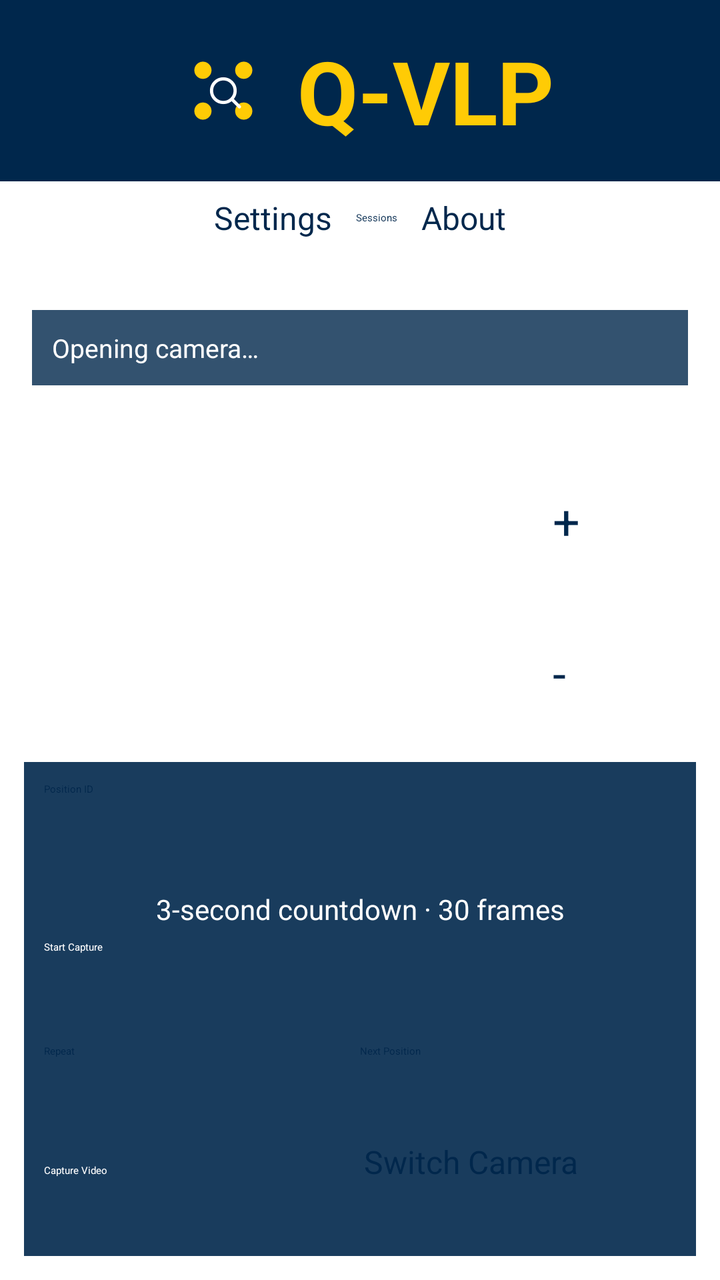
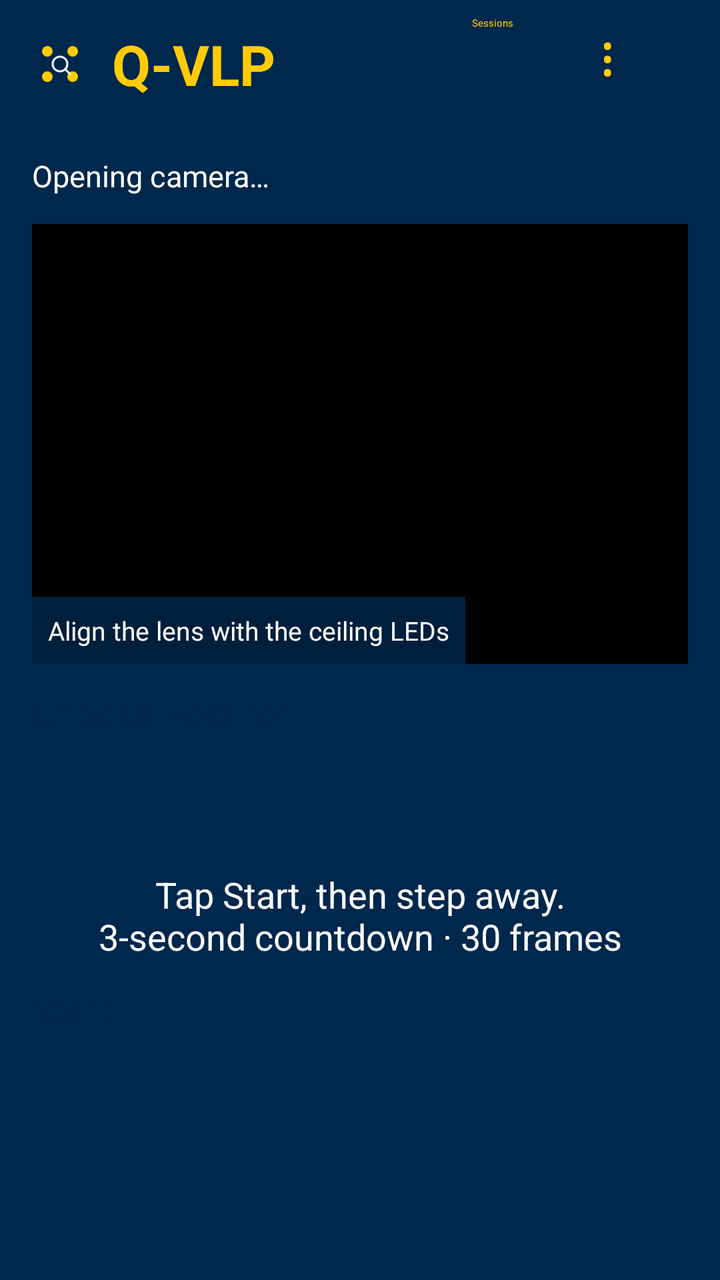

Compare the two renders of this Android layout. The source of the first and the diff that turns it into the second are given below.
<!-- AndroidManifest.xml: activity theme Theme.App.Starting -->
<!-- res/layout/activity_main.xml -->
<?xml version="1.0" encoding="utf-8"?>
<FrameLayout xmlns:android="http://schemas.android.com/apk/res/android"
    xmlns:tools="http://schemas.android.com/tools"
    android:id="@+id/preview_frame"
    android:layout_width="match_parent"
    android:layout_height="match_parent"
    tools:context=".MainActivity">

    
    <TextureView
        android:id="@+id/viewFinder"
        android:layout_width="match_parent"
        android:layout_height="match_parent" />


    <LinearLayout
        android:id="@+id/title_container"
        android:focusable="true"
        android:contentDescription="@string/open_project_website"
        android:foreground="?android:attr/selectableItemBackground"
        android:layout_width="match_parent"
        android:layout_height="wrap_content"
        android:orientation="horizontal"
        android:gravity="center"
        android:background="@color/darkBlue"
        android:paddingTop="16dp"
        android:paddingBottom="16dp"
        android:elevation="4dp">

        
        <ImageView
            android:id="@+id/iconImageButton"
            android:layout_width="58dp"
            android:layout_height="58dp"
            android:background="@android:color/transparent"
            android:src="@drawable/qvlp_icon"
            android:scaleType="fitCenter"
            android:adjustViewBounds="true"
            android:contentDescription="@string/app_logo_description" />

        
        <TextView
            android:id="@+id/titleText"
            android:layout_width="wrap_content"
            android:layout_height="wrap_content"
            android:text="@string/app_name"
            android:textSize="44sp"
            android:textColor="@color/yellow"
            android:textStyle="bold"
            android:gravity="center"
            android:paddingStart="8dp" />
    </LinearLayout>

    
    <LinearLayout
        android:id="@+id/top_controls_container"
        android:layout_width="match_parent"
        android:layout_height="wrap_content"
        android:orientation="horizontal"
        android:gravity="center"
        android:layout_gravity="top|center_horizontal"
        android:layout_marginTop="90dp">

        
        <LinearLayout
            android:id="@+id/settings_about_container"
            android:layout_width="wrap_content"
            android:layout_height="wrap_content"
            android:orientation="horizontal"
            android:gravity="center">

            
            <Button
                android:id="@+id/settingsButton"
                android:layout_width="wrap_content"
                android:layout_height="wrap_content"
                android:text="@string/settings"
                android:textSize="16sp"
                android:layout_margin="8dp"
                android:backgroundTint="@color/yellow"
                android:textColor="@color/darkBlue"
                android:elevation="2dp" />

            <Button
                android:id="@+id/sessionsButton"
                android:layout_width="wrap_content"
                android:layout_height="wrap_content"
                android:text="@string/sessions"
                android:layout_margin="4dp"
                android:backgroundTint="@color/yellow"
                android:textColor="@color/darkBlue" />

            
            <Button
                android:id="@+id/aboutButton"
                android:layout_width="wrap_content"
                android:layout_height="wrap_content"
                android:text="@string/about"
                android:textSize="16sp"
                android:layout_margin="8dp"
                android:layout_marginEnd="16dp"
                android:backgroundTint="@color/yellow"
                android:textColor="@color/darkBlue"
                android:elevation="2dp" />
        </LinearLayout>
    </LinearLayout>

    <TextView
        android:id="@+id/captureStatus"
        android:layout_width="match_parent"
        android:layout_height="wrap_content"
        android:layout_gravity="top"
        android:layout_marginTop="155dp"
        android:layout_marginStart="16dp"
        android:layout_marginEnd="16dp"
        android:padding="10dp"
        android:background="#CC00274C"
        android:text="@string/camera_starting"
        android:textColor="@android:color/white"
        android:textSize="13sp" />

    
    <LinearLayout
        android:id="@+id/zoom_button_container"
        android:layout_width="75dp"
        android:layout_height="wrap_content"
        android:layout_gravity="end|center_vertical"
        android:layout_marginEnd="16dp"
        android:gravity="center"
        android:orientation="vertical">

        
        <Button
            android:id="@+id/zoomInButton"
            android:layout_width="60dp"
            android:layout_height="60dp"
            android:layout_marginBottom="16dp"
            android:backgroundTint="@color/yellow"
            android:elevation="2dp"
            android:text="+"
            android:textColor="@color/darkBlue"
            android:textSize="24sp" />

        
        <Button
            android:id="@+id/zoomOutButton"
            android:layout_width="60dp"
            android:layout_height="60dp"
            android:layout_marginBottom="16dp"
            android:backgroundTint="@color/yellow"
            android:elevation="2dp"
            android:text="-"
            android:textColor="@color/darkBlue"
            android:textSize="24sp" />
    </LinearLayout>

    
    <LinearLayout
        android:id="@+id/button_container"
        android:layout_width="match_parent"
        android:layout_height="wrap_content"
        android:orientation="vertical"
        android:gravity="center"
        android:layout_gravity="center_horizontal|bottom"
        android:layout_margin="12dp"
        android:padding="10dp"
        android:background="#E600274C">

        <Button android:id="@+id/positionButton"
            android:layout_width="match_parent" android:layout_height="48dp"
            android:text="@string/position_id" android:textAllCaps="false"
            android:backgroundTint="@color/yellow" android:textColor="@color/darkBlue" />
        <TextView android:id="@+id/burstStatus"
            android:layout_width="match_parent" android:layout_height="wrap_content"
            android:padding="6dp" android:gravity="center"
            android:text="@string/capture_workflow" android:textColor="@android:color/white"
            android:textSize="14sp" android:maxLines="3" android:ellipsize="end" />
        <Button android:id="@+id/startCaptureButton"
            android:layout_width="match_parent" android:layout_height="52dp"
            android:text="@string/start_capture" android:backgroundTint="@color/green"
            android:textColor="@android:color/white" />
        <LinearLayout android:layout_width="match_parent" android:layout_height="wrap_content"
            android:orientation="horizontal">
            <Button android:id="@+id/repeatCaptureButton"
                android:layout_width="0dp" android:layout_weight="1" android:layout_height="48dp"
                android:text="@string/repeat_capture" android:backgroundTint="@color/yellow"
                android:textColor="@color/darkBlue" />
            <Button android:id="@+id/nextPositionButton"
                android:layout_width="0dp" android:layout_weight="1" android:layout_height="48dp"
                android:text="@string/next_position" android:backgroundTint="@color/yellow"
                android:textColor="@color/darkBlue" />
        </LinearLayout>
        <LinearLayout android:layout_width="match_parent" android:layout_height="wrap_content"
            android:orientation="horizontal">

        
        <Button
            android:id="@+id/startRecordingButton"
            android:layout_width="0dp"
            android:layout_weight="1"
            android:layout_height="48dp"
            android:backgroundTint="@color/green"
            android:elevation="2dp"
            android:text="@string/capture_video"
            android:textColor="@android:color/white"
            android:layout_marginEnd="4dp" />


        <Button
            android:id="@+id/switchCameraButton"
            android:layout_width="0dp"
            android:layout_weight="1"
            android:layout_height="48dp"
            android:text="@string/switch_camera"
            android:textColor="@color/darkBlue"
            android:textSize="16sp"
            android:backgroundTint="@color/yellow"
            android:elevation="2dp" />
        </LinearLayout>
    </LinearLayout>

</FrameLayout>
<!-- resources referenced by this layout -->
<resources>
  <color name="darkBlue">#00274C</color>
  <color name="green">#006600</color>
  <color name="yellow">#FFCB05</color>
  <!-- drawable qvlp_icon (drawable) -->
  <vector xmlns:android="http://schemas.android.com/apk/res/android"
      android:width="108dp" android:height="108dp"
      android:viewportWidth="108" android:viewportHeight="108">
      <path android:fillColor="#00274C" android:pathData="M0,0h108v108h-108z" />
      <path android:fillColor="#FFCB05"
          android:pathData="M35,27a8,8 0,1 0,0 16a8,8 0,1 0,0 -16M73,27a8,8 0,1 0,0 16a8,8 0,1 0,0 -16M35,65a8,8 0,1 0,0 16a8,8 0,1 0,0 -16M73,65a8,8 0,1 0,0 16a8,8 0,1 0,0 -16" />
      <path android:fillColor="#00000000" android:strokeColor="#FFFFFF"
          android:strokeWidth="3" android:strokeLineCap="round"
          android:pathData="M54,43a11,11 0,1 0,0 22a11,11 0,1 0,0 -22M62,62L69,69" />
  </vector>
  <string name="about">About</string>
  <string name="app_logo_description">Q-VLP logo</string>
  <string name="app_name">Q-VLP</string>
  <string name="camera_starting">Opening camera…</string>
  <string name="capture_video">Capture Video</string>
  <string name="capture_workflow">3-second countdown · 30 frames</string>
  <string name="next_position">Next Position</string>
  <string name="open_project_website">Open Q-VLP project website</string>
  <string name="position_id">Position ID</string>
  <string name="repeat_capture">Repeat</string>
  <string name="sessions">Sessions</string>
  <string name="settings">Settings</string>
  <string name="start_capture">Start Capture</string>
  <string name="switch_camera">Switch Camera</string>
  <style name="Theme.App.Starting" parent="Theme.SplashScreen">
          <item name="windowSplashScreenBackground">@color/darkBlue</item>
          <item name="windowSplashScreenAnimatedIcon">@drawable/qvlp_icon</item>
          <item name="windowSplashScreenAnimationDuration">200</item>
          <item name="postSplashScreenTheme">@style/Theme.QVLP</item>
      </style>
  <style name="Theme.QVLP" parent="Base.Theme.QVLP" />
  <style name="Base.Theme.QVLP" parent="Theme.Material3.DayNight.NoActionBar">
          
          <item name="colorPrimary">@color/darkBlue</item>
          <item name="alertDialogTheme">@style/ThemeOverlay.QVLP.PreferenceDialog</item>
      </style>
  <!-- drawable dialog_surface_background (drawable) -->
  <?xml version="1.0" encoding="utf-8"?>
  <shape xmlns:android="http://schemas.android.com/apk/res/android" android:shape="rectangle">
      <solid android:color="@color/dialog_surface" />
      <corners android:radius="24dp" />
  </shape>
  <color name="dialog_surface">#F5F7FA</color>
  <color name="dialog_text_primary">#172B4D</color>
  <color name="dialog_accent">#00274C</color>
  <color name="dialog_outline">#61758A</color>
  <color name="dialog_selection">#3300274C</color>
  <color name="dialog_text_secondary">#43546A</color>
  <style name="Widget.QVLP.DialogButton" parent="Widget.AppCompat.Button.ButtonBar.AlertDialog">
          <item name="android:textColor">@color/dialog_action_text</item>
          <item name="android:textAllCaps">false</item>
          <item name="android:minHeight">48dp</item>
      </style>
  <!-- unchanged entries left out for length: 1 -->
</resources>

<!-- the commit's change to res/layout/activity_main.xml (unified diff, before → after) -->
@@ -1,222 +1,80 @@
 <?xml version="1.0" encoding="utf-8"?>
-<FrameLayout xmlns:android="http://schemas.android.com/apk/res/android"
-    xmlns:tools="http://schemas.android.com/tools"
-    android:id="@+id/preview_frame"
-    android:layout_width="match_parent"
-    android:layout_height="match_parent"
-    tools:context=".MainActivity">
-
-    
-    <TextureView
-        android:id="@+id/viewFinder"
-        android:layout_width="match_parent"
-        android:layout_height="match_parent" />
-
-
-    <LinearLayout
-        android:id="@+id/title_container"
-        android:focusable="true"
-        android:contentDescription="@string/open_project_website"
-        android:foreground="?android:attr/selectableItemBackground"
-        android:layout_width="match_parent"
-        android:layout_height="wrap_content"
-        android:orientation="horizontal"
-        android:gravity="center"
-        android:background="@color/darkBlue"
-        android:paddingTop="16dp"
-        android:paddingBottom="16dp"
-        android:elevation="4dp">
-
-        
-        <ImageView
-            android:id="@+id/iconImageButton"
-            android:layout_width="58dp"
-            android:layout_height="58dp"
-            android:background="@android:color/transparent"
-            android:src="@drawable/qvlp_icon"
-            android:scaleType="fitCenter"
-            android:adjustViewBounds="true"
-            android:contentDescription="@string/app_logo_description" />
-
-        
-        <TextView
-            android:id="@+id/titleText"
-            android:layout_width="wrap_content"
-            android:layout_height="wrap_content"
-            android:text="@string/app_name"
-            android:textSize="44sp"
-            android:textColor="@color/yellow"
-            android:textStyle="bold"
-            android:gravity="center"
-            android:paddingStart="8dp" />
+<LinearLayout xmlns:android="http://schemas.android.com/apk/res/android"
+    android:layout_width="match_parent" android:layout_height="match_parent"
+    android:background="@color/darkBlue" android:orientation="vertical">
+    <LinearLayout android:layout_width="match_parent" android:layout_height="wrap_content"
+        android:gravity="center_vertical" android:minHeight="64dp" android:paddingHorizontal="12dp">
+        <LinearLayout android:id="@+id/title_container" android:layout_width="0dp"
+            android:layout_weight="1" android:layout_height="wrap_content" android:minHeight="56dp"
+            android:orientation="horizontal" android:gravity="center_vertical" android:focusable="true"
+            android:contentDescription="@string/open_project_website"
+            android:foreground="?android:attr/selectableItemBackground">
+            <ImageView android:layout_width="36dp" android:layout_height="36dp"
+                android:src="@drawable/qvlp_icon" android:importantForAccessibility="no" />
+            <TextView android:layout_width="0dp" android:layout_weight="1" android:layout_height="wrap_content"
+                android:maxLines="1" android:ellipsize="end"
+                android:text="@string/app_name" android:textSize="28sp" android:textStyle="bold"
+                android:textColor="@color/yellow" android:paddingStart="8dp" android:paddingEnd="4dp" />
+        </LinearLayout>
+        <Button android:id="@+id/sessionsButton" style="?android:attr/borderlessButtonStyle"
+            android:layout_width="wrap_content" android:layout_height="wrap_content" android:minHeight="48dp"
+            android:minWidth="64dp" android:text="@string/sessions" android:textAllCaps="false"
+            android:textColor="@color/yellow" />
+        <Button android:id="@+id/moreButton" style="?android:attr/borderlessButtonStyle"
+            android:layout_width="48dp" android:layout_height="wrap_content" android:minWidth="48dp"
+            android:minHeight="48dp" android:text="⋮" android:textSize="28sp"
+            android:contentDescription="@string/more_options" android:textColor="@color/yellow" />
     </LinearLayout>
-
-    
-    <LinearLayout
-        android:id="@+id/top_controls_container"
-        android:layout_width="match_parent"
-        android:layout_height="wrap_content"
-        android:orientation="horizontal"
-        android:gravity="center"
-        android:layout_gravity="top|center_horizontal"
-        android:layout_marginTop="90dp">
-
-        
-        <LinearLayout
-            android:id="@+id/settings_about_container"
-            android:layout_width="wrap_content"
-            android:layout_height="wrap_content"
-            android:orientation="horizontal"
-            android:gravity="center">
-
-            
-            <Button
-                android:id="@+id/settingsButton"
-                android:layout_width="wrap_content"
-                android:layout_height="wrap_content"
-                android:text="@string/settings"
-                android:textSize="16sp"
-                android:layout_margin="8dp"
-                android:backgroundTint="@color/yellow"
-                android:textColor="@color/darkBlue"
-                android:elevation="2dp" />
-
-            <Button
-                android:id="@+id/sessionsButton"
-                android:layout_width="wrap_content"
-                android:layout_height="wrap_content"
-                android:text="@string/sessions"
-                android:layout_margin="4dp"
-                android:backgroundTint="@color/yellow"
-                android:textColor="@color/darkBlue" />
-
-            
-            <Button
-                android:id="@+id/aboutButton"
-                android:layout_width="wrap_content"
-                android:layout_height="wrap_content"
-                android:text="@string/about"
-                android:textSize="16sp"
-                android:layout_margin="8dp"
-                android:layout_marginEnd="16dp"
-                android:backgroundTint="@color/yellow"
-                android:textColor="@color/darkBlue"
-                android:elevation="2dp" />
+    <ScrollView android:layout_width="match_parent" android:layout_height="0dp" android:layout_weight="1"
+        android:fillViewport="true">
+        <LinearLayout android:layout_width="match_parent" android:layout_height="wrap_content"
+            android:orientation="vertical" android:paddingHorizontal="16dp" android:paddingBottom="16dp">
+            <TextView android:id="@+id/captureStatus" android:layout_width="match_parent"
+                android:layout_height="wrap_content" android:minHeight="48dp" android:gravity="center_vertical"
+                android:text="@string/camera_starting" android:textColor="@android:color/white"
+                android:textSize="15sp" android:focusable="true" android:clickable="true"
+                android:foreground="?android:attr/selectableItemBackground" />
+            <FrameLayout android:layout_width="match_parent" android:layout_height="220dp"
+                android:background="@android:color/black">
+                <TextureView android:id="@+id/viewFinder" android:layout_width="match_parent"
+                    android:layout_height="match_parent" android:importantForAccessibility="no" />
+                <TextView android:layout_width="wrap_content" android:layout_height="wrap_content"
+                    android:layout_gravity="bottom|start" android:padding="8dp" android:background="#CC00274C"
+                    android:text="@string/preview_hint" android:textSize="13sp" android:textColor="@android:color/white" />
+            </FrameLayout>
+            <Button android:id="@+id/positionButton" android:layout_width="match_parent"
+                android:layout_height="wrap_content" android:minHeight="52dp" android:layout_marginTop="12dp"
+                android:text="@string/choose_position" android:textAllCaps="false"
+                android:backgroundTint="@color/yellow" android:textColor="@color/darkBlue" android:textSize="18sp" />
+            <TextView android:id="@+id/positionCoordinates" android:layout_width="match_parent"
+                android:layout_height="wrap_content" android:gravity="center" android:padding="4dp"
+                android:textColor="@android:color/white" android:textSize="14sp" />
+            <TextView android:id="@+id/burstStatus" android:layout_width="match_parent"
+                android:layout_height="wrap_content" android:gravity="center" android:paddingVertical="12dp"
+                android:text="@string/capture_workflow" android:textColor="@android:color/white"
+                android:textSize="18sp" android:accessibilityLiveRegion="polite" />
+            <ProgressBar android:id="@+id/captureProgress" style="?android:attr/progressBarStyleHorizontal"
+                android:layout_width="match_parent" android:layout_height="wrap_content"
+                android:max="30" android:visibility="gone" android:progressTint="@color/yellow" />
+            <Button android:id="@+id/startCaptureButton" android:layout_width="match_parent"
+                android:layout_height="wrap_content" android:minHeight="56dp" android:text="@string/start_capture"
+                android:textAllCaps="false" android:textSize="18sp"
+                android:backgroundTint="@color/yellow" android:textColor="@color/darkBlue" />
+            <Button android:id="@+id/resultDetailsButton" style="?android:attr/borderlessButtonStyle"
+                android:layout_width="match_parent" android:layout_height="wrap_content" android:minHeight="48dp"
+                android:text="@string/capture_details" android:textAllCaps="false" android:visibility="gone"
+                android:textColor="@color/yellow" />
+            <LinearLayout android:id="@+id/resultActions" android:layout_width="match_parent"
+                android:layout_height="wrap_content" android:orientation="horizontal" android:visibility="gone">
+                <Button android:id="@+id/repeatCaptureButton" android:layout_width="0dp"
+                    android:layout_weight="1" android:layout_height="wrap_content" android:minHeight="52dp"
+                    android:text="@string/repeat_capture" android:textAllCaps="false"
+                    android:backgroundTint="@color/yellow" android:textColor="@color/darkBlue" />
+                <Button android:id="@+id/nextPositionButton" android:layout_width="0dp"
+                    android:layout_weight="1" android:layout_height="wrap_content" android:minHeight="52dp"
+                    android:layout_marginStart="8dp" android:text="@string/next_position" android:textAllCaps="false"
+                    android:backgroundTint="@color/yellow" android:textColor="@color/darkBlue" />
+            </LinearLayout>
         </LinearLayout>
-    </LinearLayout>
-
-    <TextView
-        android:id="@+id/captureStatus"
-        android:layout_width="match_parent"
-        android:layout_height="wrap_content"
-        android:layout_gravity="top"
-        android:layout_marginTop="155dp"
-        android:layout_marginStart="16dp"
-        android:layout_marginEnd="16dp"
-        android:padding="10dp"
-        android:background="#CC00274C"
-        android:text="@string/camera_starting"
-        android:textColor="@android:color/white"
-        android:textSize="13sp" />
-
-    
-    <LinearLayout
-        android:id="@+id/zoom_button_container"
-        android:layout_width="75dp"
-        android:layout_height="wrap_content"
-        android:layout_gravity="end|center_vertical"
-        android:layout_marginEnd="16dp"
-        android:gravity="center"
-        android:orientation="vertical">
-
-        
-        <Button
-            android:id="@+id/zoomInButton"
-            android:layout_width="60dp"
-            android:layout_height="60dp"
-            android:layout_marginBottom="16dp"
-            android:backgroundTint="@color/yellow"
-            android:elevation="2dp"
-            android:text="+"
-            android:textColor="@color/darkBlue"
-            android:textSize="24sp" />
-
-        
-        <Button
-            android:id="@+id/zoomOutButton"
-            android:layout_width="60dp"
-            android:layout_height="60dp"
-            android:layout_marginBottom="16dp"
-            android:backgroundTint="@color/yellow"
-            android:elevation="2dp"
-            android:text="-"
-            android:textColor="@color/darkBlue"
-            android:textSize="24sp" />
-    </LinearLayout>
-
-    
-    <LinearLayout
-        android:id="@+id/button_container"
-        android:layout_width="match_parent"
-        android:layout_height="wrap_content"
-        android:orientation="vertical"
-        android:gravity="center"
-        android:layout_gravity="center_horizontal|bottom"
-        android:layout_margin="12dp"
-        android:padding="10dp"
-        android:background="#E600274C">
-
-        <Button android:id="@+id/positionButton"
-            android:layout_width="match_parent" android:layout_height="48dp"
-            android:text="@string/position_id" android:textAllCaps="false"
-            android:backgroundTint="@color/yellow" android:textColor="@color/darkBlue" />
-        <TextView android:id="@+id/burstStatus"
-            android:layout_width="match_parent" android:layout_height="wrap_content"
-            android:padding="6dp" android:gravity="center"
-            android:text="@string/capture_workflow" android:textColor="@android:color/white"
-            android:textSize="14sp" android:maxLines="3" android:ellipsize="end" />
-        <Button android:id="@+id/startCaptureButton"
-            android:layout_width="match_parent" android:layout_height="52dp"
-            android:text="@string/start_capture" android:backgroundTint="@color/green"
-            android:textColor="@android:color/white" />
-        <LinearLayout android:layout_width="match_parent" android:layout_height="wrap_content"
-            android:orientation="horizontal">
-            <Button android:id="@+id/repeatCaptureButton"
-                android:layout_width="0dp" android:layout_weight="1" android:layout_height="48dp"
-                android:text="@string/repeat_capture" android:backgroundTint="@color/yellow"
-                android:textColor="@color/darkBlue" />
-            <Button android:id="@+id/nextPositionButton"
-                android:layout_width="0dp" android:layout_weight="1" android:layout_height="48dp"
-                android:text="@string/next_position" android:backgroundTint="@color/yellow"
-                android:textColor="@color/darkBlue" />
-        </LinearLayout>
-        <LinearLayout android:layout_width="match_parent" android:layout_height="wrap_content"
-            android:orientation="horizontal">
-
-        
-        <Button
-            android:id="@+id/startRecordingButton"
-            android:layout_width="0dp"
-            android:layout_weight="1"
-            android:layout_height="48dp"
-            android:backgroundTint="@color/green"
-            android:elevation="2dp"
-            android:text="@string/capture_video"
-            android:textColor="@android:color/white"
-            android:layout_marginEnd="4dp" />
-
-
-        <Button
-            android:id="@+id/switchCameraButton"
-            android:layout_width="0dp"
-            android:layout_weight="1"
-            android:layout_height="48dp"
-            android:text="@string/switch_camera"
-            android:textColor="@color/darkBlue"
-            android:textSize="16sp"
-            android:backgroundTint="@color/yellow"
-            android:elevation="2dp" />
-        </LinearLayout>
-    </LinearLayout>
-
-</FrameLayout>
+    </ScrollView>
+</LinearLayout>
<!-- resource entries referenced after the edit -->
@@ -1,7 +1,6 @@
 <!-- resources referenced by this layout -->
 <resources>
   <color name="darkBlue">#00274C</color>
-  <color name="green">#006600</color>
   <color name="yellow">#FFCB05</color>
   <!-- drawable qvlp_icon (drawable) -->
   <vector xmlns:android="http://schemas.android.com/apk/res/android"
@@ -14,20 +13,18 @@
           android:strokeWidth="3" android:strokeLineCap="round"
           android:pathData="M54,43a11,11 0,1 0,0 22a11,11 0,1 0,0 -22M62,62L69,69" />
   </vector>
-  <string name="about">About</string>
-  <string name="app_logo_description">Q-VLP logo</string>
   <string name="app_name">Q-VLP</string>
   <string name="camera_starting">Opening camera…</string>
-  <string name="capture_video">Capture Video</string>
-  <string name="capture_workflow">3-second countdown · 30 frames</string>
+  <string name="capture_details">View Capture Details</string>
+  <string name="capture_workflow">Tap Start, then step away.\n3-second countdown · 30 frames</string>
+  <string name="choose_position">Choose Position</string>
+  <string name="more_options">Settings, mounting setup and help</string>
   <string name="next_position">Next Position</string>
   <string name="open_project_website">Open Q-VLP project website</string>
-  <string name="position_id">Position ID</string>
+  <string name="preview_hint">Align the lens with the ceiling LEDs</string>
   <string name="repeat_capture">Repeat</string>
   <string name="sessions">Sessions</string>
-  <string name="settings">Settings</string>
-  <string name="start_capture">Start Capture</string>
-  <string name="switch_camera">Switch Camera</string>
+  <string name="start_capture">Start</string>
   <style name="Theme.App.Starting" parent="Theme.SplashScreen">
           <item name="windowSplashScreenBackground">@color/darkBlue</item>
           <item name="windowSplashScreenAnimatedIcon">@drawable/qvlp_icon</item>
